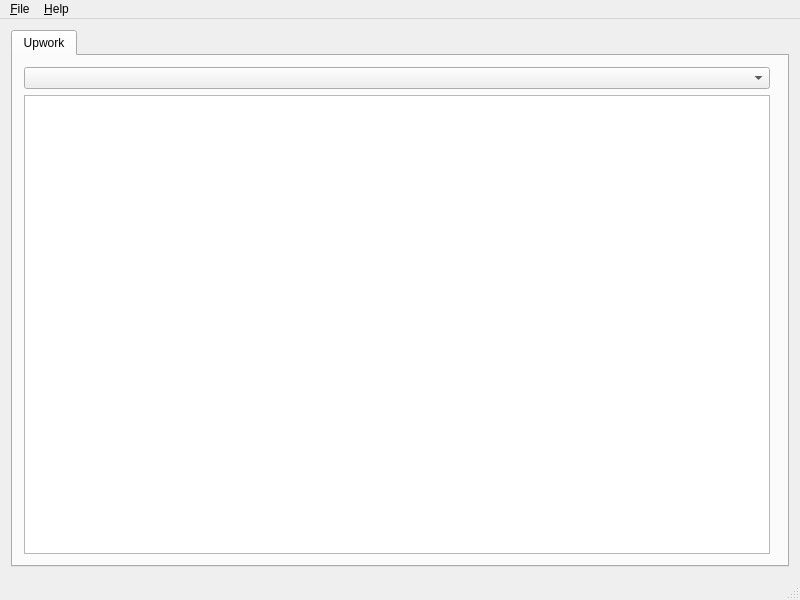
Qt form sources/mainwindow.ui (ElanGroup/freelance-navigator) before a commit.
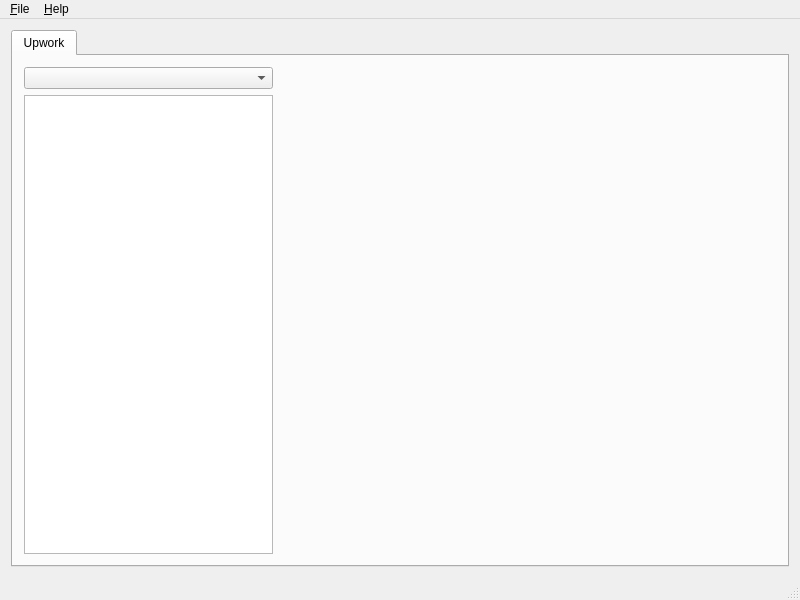
The same form after that commit. Custom widgets are drawn as their Qt base class.

```diff
--- a/sources/mainwindow.ui
+++ b/sources/mainwindow.ui
@@ -30,7 +30,7 @@
        <attribute name="title">
         <string>Upwork</string>
        </attribute>
-       <layout class="QHBoxLayout" name="horizontalLayout_2">
+       <layout class="QHBoxLayout" name="horizontalLayout_2" stretch="1,2">
         <item>
          <layout class="QVBoxLayout" name="upworkFiltersLayout">
           <item>
```
